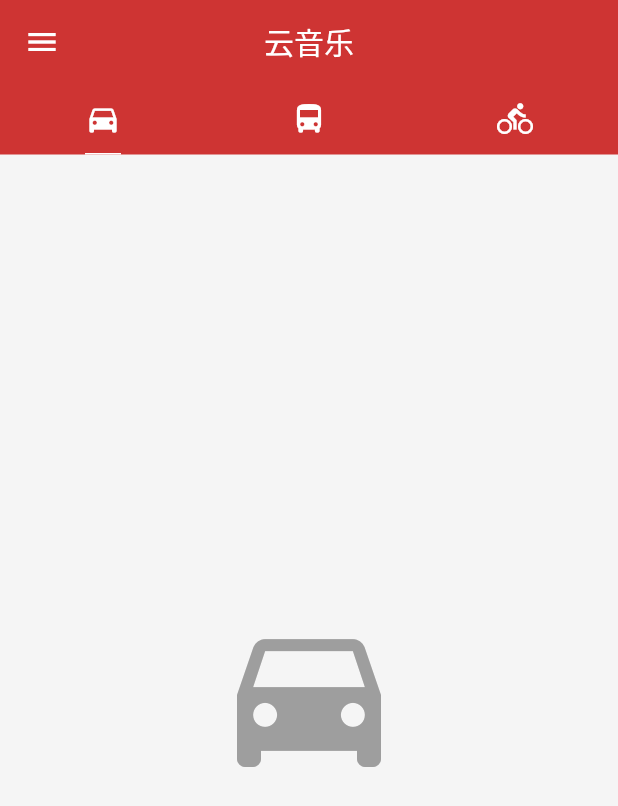
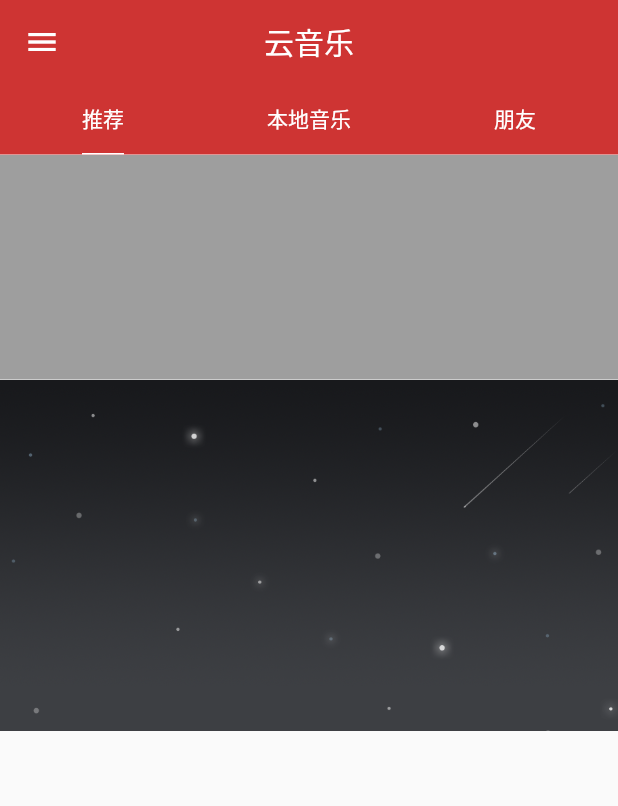
Before and after one commit to byhook/cloud-music, a Flutter app: the screen it shows after launch, on a phone screen of 412 x 824 dp. Shown: the top 806 px of the screen. Run offline on Flutter 3.47's test engine with Material 2 defaults, Android fonts, the phone set to English and light mode, and no system bars.

Commit message:
首页推荐页面加入不同元素

```diff
--- a/lib/base/CommonActionBar.dart
+++ b/lib/base/CommonActionBar.dart
@@ -15,6 +15,14 @@ class CommonActionBar extends StatelessWidget implements PreferredSizeWidget {
   Widget build(BuildContext context) {
     return new Scaffold(
         appBar: new AppBar(
+          leading: IconButton(
+              padding: const EdgeInsets.all(14.0),
+              icon: Image.asset(
+                  'images/back_white.png'),
+              onPressed: () {
+                Navigator.pop(context);
+              }
+          ),
           backgroundColor: Color(0xFFCE3433),
           title: new Text(title),
           centerTitle: true,
--- /dev/null
+++ b/lib/bean/RecommendBanner.dart
@@ -0,0 +1,11 @@
+import 'package:mike_music/bean/RecommendBase.dart';
+
+class RecommendBanner extends RecommendBase {
+
+  List<String> images;
+
+  RecommendBanner() {
+     type = 0;
+  }
+
+}
--- /dev/null
+++ b/lib/bean/RecommendBase.dart
@@ -0,0 +1,5 @@
+class RecommendBase {
+
+  int type;
+
+}
--- /dev/null
+++ b/lib/bean/RecommendSong.dart
@@ -0,0 +1,13 @@
+import 'package:mike_music/bean/RecommendBase.dart';
+
+class RecommendSong extends RecommendBase {
+
+  String title;
+
+  List<String> images;
+
+  RecommendSong() {
+    type = 1;
+  }
+
+}
--- a/lib/home/HomePage.dart
+++ b/lib/home/HomePage.dart
@@ -1,5 +1,6 @@
 import 'package:flutter/material.dart';
 import 'package:mike_music/widgets/HomeDrawer.dart';
+import 'package:mike_music/widgets/RecommendPage.dart';
 
 class HomePage extends StatefulWidget {
 
@@ -29,15 +30,15 @@ class HomePageState extends State<HomePage> {
               indicatorColor: Colors.white,
               unselectedLabelColor: Colors.white,
               tabs: <Widget>[
-                Tab(icon: Icon(Icons.directions_car)),
-                Tab(icon: Icon(Icons.directions_bus)),
-                Tab(icon: Icon(Icons.directions_bike)),
+                Tab(text: '推荐'),
+                Tab(text: '本地音乐'),
+                Tab(text: '朋友'),
               ]
           ),
         ),
         body: TabBarView(
             children: <Widget>[
-              Icon(Icons.directions_car, size: 128.0, color: Colors.grey),
+              RecommendPage(),
               Icon(Icons.directions_bus, size: 128.0, color: Colors.grey),
               Icon(Icons.directions_bike, size: 128.0, color: Colors.grey),
             ]
--- /dev/null
+++ b/lib/widgets/RecommendPage.dart
@@ -0,0 +1,81 @@
+import 'package:flutter/material.dart';
+import 'package:mike_music/bean/RecommendBanner.dart';
+import 'package:mike_music/bean/RecommendBase.dart';
+import 'package:mike_music/bean/RecommendSong.dart';
+import 'package:mike_music/module/AboutPage.dart';
+import 'package:mike_music/module/ChangeThemePage.dart';
+import 'package:mike_music/module/SettingPage.dart';
+import 'package:mike_music/widgets/RecommendTopItem.dart';
+
+class RecommendPage extends StatefulWidget {
+
+  @override
+  State<StatefulWidget> createState() {
+    return new RecommendPageState();
+  }
+
+}
+
+class RecommendPageState extends State<RecommendPage> {
+
+  List list = new List();
+
+  @override
+  void initState() {
+    super.initState();
+    loadData();
+  }
+
+  loadData() {
+    setState(() {
+      var banner = new RecommendBanner();
+      banner.images = List.generate(20, (i) => 'Hello World $i');
+      list.add(banner);
+
+      var itemSong = new RecommendSong();
+      list.add(itemSong);
+    });
+  }
+
+  @override
+  Widget build(BuildContext context) {
+    return new Scaffold(
+      body: RefreshIndicator(
+        onRefresh: onRefresh,
+        child: ListView.builder(
+          itemBuilder: renderItem,
+          itemCount: list.length,
+        ),
+      ),
+    );
+  }
+
+  Widget renderItem(BuildContext context, int index) {
+    RecommendBase baseItem = list[index];
+    switch (baseItem.type) {
+      case 0:
+        return new Container(
+          height: 150.0,
+          color: Colors.grey,
+          child: new Stack(
+            children: <Widget>[
+              new Container(
+                alignment: Alignment.bottomCenter,
+              )
+            ],
+          ),
+        );
+      case 1:
+        return new RecommendTopItem();
+    }
+  }
+
+  Future<Null> onRefresh() async {
+    await Future.delayed(Duration(seconds: 2), () {
+      setState(() {
+        list = List.generate(20, (i) => new RecommendSong());
+      });
+    });
+  }
+
+}
--- /dev/null
+++ b/lib/widgets/RecommendTopItem.dart
@@ -0,0 +1,29 @@
+import 'package:flutter/material.dart';
+import 'package:mike_music/bean/RecommendBanner.dart';
+import 'package:mike_music/bean/RecommendBase.dart';
+import 'package:mike_music/bean/RecommendSong.dart';
+import 'package:mike_music/module/AboutPage.dart';
+import 'package:mike_music/module/ChangeThemePage.dart';
+import 'package:mike_music/module/SettingPage.dart';
+
+class RecommendTopItem extends StatefulWidget {
+
+  @override
+  State<StatefulWidget> createState() {
+    return new RecommendTopItemState();
+  }
+
+}
+
+class RecommendTopItemState extends State<RecommendTopItem> {
+
+  @override
+  Widget build(BuildContext context) {
+    return new Image.asset("images/cover_header.png", width: MediaQuery
+        .of(context)
+        .size
+        .width, fit: BoxFit.contain);
+  }
+
+
+}
--- a/pubspec.yaml
+++ b/pubspec.yaml
@@ -39,6 +39,7 @@ flutter:
   assets:
   - images/cover_header.png
   - images/default_avatar.jpg
+  - images/back_white.png
 
   # To add assets to your application, add an assets section, like this:
   # assets:
```
Also changed, not shown: images/back_black.png (added), images/back_white.png (added).
